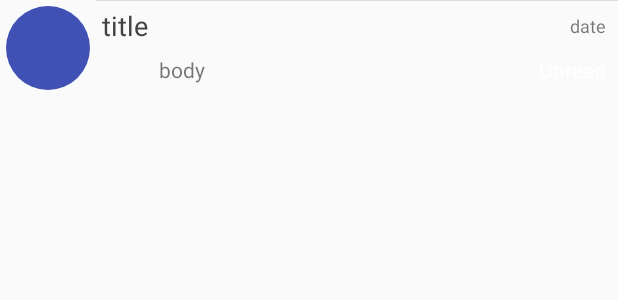
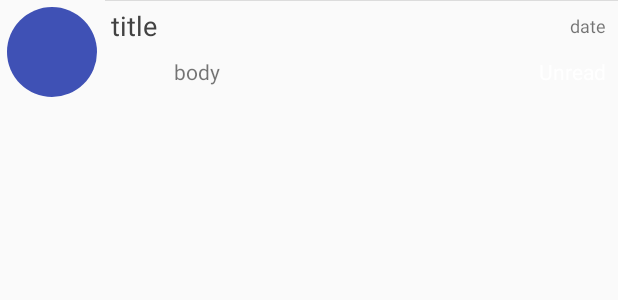
Before and after one commit to IamMaxim/VKMonitor, an Android app: the layout element_dialog.xml on its own in the app's theme, with its tools: preview values and no code run, on a phone screen of 412 x 824 dp. Shown: the top 300 px of the screen. Run offline under Robolectric (Android 15) with nearby library versions, the phone set to English and light mode, and no system bars.

```diff
--- a/app/src/main/java/ru/iammaxim/vkmonitor/Objects/ObjectDialog.java
+++ b/app/src/main/java/ru/iammaxim/vkmonitor/API/Objects/ObjectDialog.java
@@ -1,4 +1,4 @@
-package ru.iammaxim.vkmonitor.Objects;
+package ru.iammaxim.vkmonitor.API.Objects;
 
 import org.json.JSONException;
 import org.json.JSONObject;
--- a/app/src/main/java/ru/iammaxim/vkmonitor/Objects/ObjectLongPollServer.java
+++ b/app/src/main/java/ru/iammaxim/vkmonitor/API/Objects/ObjectLongPollServer.java
@@ -1,4 +1,4 @@
-package ru.iammaxim.vkmonitor.Objects;
+package ru.iammaxim.vkmonitor.API.Objects;
 
 import org.json.JSONException;
 import org.json.JSONObject;
--- a/app/src/main/java/ru/iammaxim/vkmonitor/Objects/ObjectMessage.java
+++ b/app/src/main/java/ru/iammaxim/vkmonitor/API/Objects/ObjectMessage.java
@@ -1,11 +1,11 @@
-package ru.iammaxim.vkmonitor.Objects;
+package ru.iammaxim.vkmonitor.API.Objects;
 
 import org.json.JSONArray;
 import org.json.JSONException;
 import org.json.JSONObject;
 
 import ru.iammaxim.vkmonitor.AccessTokenManager;
-import ru.iammaxim.vkmonitor.Users;
+import ru.iammaxim.vkmonitor.API.Users.Users;
 
 public class ObjectMessage {
     public int id, from_id, user_id;
--- a/app/src/main/java/ru/iammaxim/vkmonitor/Objects/ObjectUser.java
+++ b/app/src/main/java/ru/iammaxim/vkmonitor/API/Objects/ObjectUser.java
@@ -1,4 +1,4 @@
-package ru.iammaxim.vkmonitor.Objects;
+package ru.iammaxim.vkmonitor.API.Objects;
 
 import org.json.JSONException;
 import org.json.JSONObject;
--- a/app/src/main/java/ru/iammaxim/vkmonitor/UserDB.java
+++ b/app/src/main/java/ru/iammaxim/vkmonitor/API/Users/UserDB.java
@@ -1,4 +1,4 @@
-package ru.iammaxim.vkmonitor;
+package ru.iammaxim.vkmonitor.API.Users;
 
 import android.os.Environment;
 
@@ -16,7 +16,8 @@ import java.util.HashMap;
 import java.util.NoSuchElementException;
 import java.util.Scanner;
 
-import ru.iammaxim.vkmonitor.Objects.ObjectUser;
+import ru.iammaxim.vkmonitor.Net;
+import ru.iammaxim.vkmonitor.API.Objects.ObjectUser;
 
 /**
  * Created by maxim on 18.08.2016.
--- a/app/src/main/java/ru/iammaxim/vkmonitor/Users.java
+++ b/app/src/main/java/ru/iammaxim/vkmonitor/API/Users/Users.java
@@ -1,8 +1,9 @@
-package ru.iammaxim.vkmonitor;
+package ru.iammaxim.vkmonitor.API.Users;
 
 import java.io.IOException;
 
-import ru.iammaxim.vkmonitor.Objects.ObjectUser;
+import ru.iammaxim.vkmonitor.Net;
+import ru.iammaxim.vkmonitor.API.Objects.ObjectUser;
 
 /**
  * Created by maxim on 18.08.2016.
--- a/app/src/main/java/ru/iammaxim/vkmonitor/AccessTokenManager.java
+++ b/app/src/main/java/ru/iammaxim/vkmonitor/AccessTokenManager.java
@@ -9,11 +9,10 @@ import java.io.File;
 import java.io.FileOutputStream;
 import java.io.IOException;
 import java.util.ArrayList;
-import java.util.HashMap;
-import java.util.Map;
 import java.util.Scanner;
 
-import ru.iammaxim.vkmonitor.Objects.ObjectUser;
+import ru.iammaxim.vkmonitor.API.Users.Users;
+import ru.iammaxim.vkmonitor.API.Objects.ObjectUser;
 
 /**
  * Created by maxim on 15.09.2016.
--- a/app/src/main/java/ru/iammaxim/vkmonitor/Activities/MainActivity.java
+++ b/app/src/main/java/ru/iammaxim/vkmonitor/Activities/MainActivity.java
@@ -16,7 +16,7 @@ import ru.iammaxim.vkmonitor.AccessTokenManager;
 import ru.iammaxim.vkmonitor.App;
 import ru.iammaxim.vkmonitor.Fragments.MainFragment;
 import ru.iammaxim.vkmonitor.R;
-import ru.iammaxim.vkmonitor.UserDB;
+import ru.iammaxim.vkmonitor.API.Users.UserDB;
 
 public class MainActivity extends AppCompatActivity implements View.OnClickListener {
     private static final int PERMISSION_WRITE_EXTERNAL_STORAGE = 2871;
--- a/app/src/main/java/ru/iammaxim/vkmonitor/App.java
+++ b/app/src/main/java/ru/iammaxim/vkmonitor/App.java
@@ -29,6 +29,7 @@ import java.util.Collections;
 import java.util.Date;
 import java.util.Scanner;
 
+import ru.iammaxim.vkmonitor.API.Users.UserDB;
 import ru.iammaxim.vkmonitor.Activities.LogActivity;
 import ru.iammaxim.vkmonitor.Activities.MainActivity;
 import ru.iammaxim.vkmonitor.Views.CircleTransformation;
--- a/app/src/main/java/ru/iammaxim/vkmonitor/Fragments/ChangeFilterFragment.java
+++ b/app/src/main/java/ru/iammaxim/vkmonitor/Fragments/ChangeFilterFragment.java
@@ -21,10 +21,10 @@ import java.util.ArrayList;
 import java.util.Collections;
 
 import ru.iammaxim.vkmonitor.App;
-import ru.iammaxim.vkmonitor.Objects.ObjectUser;
+import ru.iammaxim.vkmonitor.API.Objects.ObjectUser;
 import ru.iammaxim.vkmonitor.R;
-import ru.iammaxim.vkmonitor.UserDB;
-import ru.iammaxim.vkmonitor.Users;
+import ru.iammaxim.vkmonitor.API.Users.UserDB;
+import ru.iammaxim.vkmonitor.API.Users.Users;
 import ru.iammaxim.vkmonitor.Views.CircleTransformation;
 
 /**
--- a/app/src/main/java/ru/iammaxim/vkmonitor/Fragments/LogFragment.java
+++ b/app/src/main/java/ru/iammaxim/vkmonitor/Fragments/LogFragment.java
@@ -35,11 +35,10 @@ import java.util.Stack;
 
 import ru.iammaxim.vkmonitor.App;
 import ru.iammaxim.vkmonitor.LongPollService;
-import ru.iammaxim.vkmonitor.Objects.ObjectUser;
+import ru.iammaxim.vkmonitor.API.Objects.ObjectUser;
 import ru.iammaxim.vkmonitor.R;
 import ru.iammaxim.vkmonitor.UpdateMessageHandler;
-import ru.iammaxim.vkmonitor.Users;
-import ru.iammaxim.vkmonitor.Views.CircleTransformation;
+import ru.iammaxim.vkmonitor.API.Users.Users;
 import ru.iammaxim.vkmonitor.Views.PhotoBgView;
 import ru.iammaxim.vkmonitor.Views.RecyclerViewWrapper;
 
--- a/app/src/main/java/ru/iammaxim/vkmonitor/LongPollService.java
+++ b/app/src/main/java/ru/iammaxim/vkmonitor/LongPollService.java
@@ -15,8 +15,9 @@ import org.json.JSONObject;
 
 import java.io.IOException;
 
+import ru.iammaxim.vkmonitor.API.Users.UserDB;
 import ru.iammaxim.vkmonitor.Activities.LogActivity;
-import ru.iammaxim.vkmonitor.Objects.ObjectLongPollServer;
+import ru.iammaxim.vkmonitor.API.Objects.ObjectLongPollServer;
 
 public class LongPollService extends Service {
     private LongPollThread thread;
--- a/app/src/main/java/ru/iammaxim/vkmonitor/RequestGenerator/RequestGeneratorMain.java
+++ b/app/src/main/java/ru/iammaxim/vkmonitor/RequestGenerator/RequestGeneratorMain.java
@@ -22,7 +22,7 @@ import java.util.ArrayList;
 import java.util.List;
 
 import ru.iammaxim.vkmonitor.Net;
-import ru.iammaxim.vkmonitor.Objects.ObjectMessage;
+import ru.iammaxim.vkmonitor.API.Objects.ObjectMessage;
 import ru.iammaxim.vkmonitor.R;
 import ru.iammaxim.vkmonitor.RequestGenerator.Views.ViewObject;
 
--- a/app/src/main/java/ru/iammaxim/vkmonitor/RequestGenerator/Views/ViewObject.java
+++ b/app/src/main/java/ru/iammaxim/vkmonitor/RequestGenerator/Views/ViewObject.java
@@ -4,7 +4,6 @@ import android.app.Activity;
 import android.app.AlertDialog;
 import android.content.Context;
 import android.graphics.Color;
-import android.support.v4.app.ActivityCompat;
 import android.view.View;
 import android.widget.ImageView;
 import android.widget.LinearLayout;
@@ -20,10 +19,10 @@ import java.text.SimpleDateFormat;
 import java.util.Date;
 import java.util.Iterator;
 
-import ru.iammaxim.vkmonitor.Objects.ObjectMessage;
+import ru.iammaxim.vkmonitor.API.Objects.ObjectMessage;
 import ru.iammaxim.vkmonitor.R;
 import ru.iammaxim.vkmonitor.RequestGenerator.RequestGeneratorMain;
-import ru.iammaxim.vkmonitor.Users;
+import ru.iammaxim.vkmonitor.API.Users.Users;
 
 public class ViewObject {
     public static final SimpleDateFormat sdf = new SimpleDateFormat("yyyy-MM-dd HH:mm:ss");
--- a/app/src/main/res/layout/element_dialog.xml
+++ b/app/src/main/res/layout/element_dialog.xml
@@ -7,27 +7,27 @@
     android:id="@+id/parent">
 
     <FrameLayout
-        android:layout_width="64dp"
-        android:layout_height="64dp">
+        android:layout_width="70dp"
+        android:layout_height="70dp">
 
         <ru.iammaxim.vkmonitor.Views.PhotoBgView
             android:id="@+id/photo_bg"
-            android:layout_width="56dp"
-            android:layout_height="56dp"
+            android:layout_width="60dp"
+            android:layout_height="60dp"
             android:layout_gravity="center"
             app:color="@color/colorPrimary" />
 
         <ImageView
             android:id="@+id/photo"
-            android:layout_width="50dp"
-            android:layout_height="50dp"
+            android:layout_width="54dp"
+            android:layout_height="54dp"
             android:layout_gravity="center" />
 
     </FrameLayout>
 
     <LinearLayout
         android:layout_width="match_parent"
-        android:layout_height="match_parent"
+        android:layout_height="70dp"
         android:orientation="vertical">
 
         <ru.iammaxim.vkmonitor.Views.Divider
@@ -37,13 +37,13 @@
 
         <LinearLayout
             android:layout_width="match_parent"
-            android:layout_height="wrap_content"
+            android:layout_height="match_parent"
             android:orientation="vertical"
             android:padding="4dp">
 
             <LinearLayout
                 android:layout_width="match_parent"
-                android:layout_height="match_parent"
+                android:layout_height="wrap_content"
                 android:orientation="horizontal"
                 android:paddingRight="4dp">
 
@@ -71,14 +71,14 @@
 
             <LinearLayout
                 android:layout_width="match_parent"
-                android:layout_height="34dp"
+                android:layout_height="match_parent"
                 android:orientation="horizontal"
                 android:paddingRight="4dp">
 
                 <ImageView
                     android:id="@+id/from_photo"
-                    android:layout_width="26dp"
-                    android:layout_height="26dp"
+                    android:layout_width="30dp"
+                    android:layout_height="30dp"
                     android:layout_margin="4dp"
                     android:layout_gravity="center_vertical"/>
 
@@ -89,11 +89,11 @@
                     android:layout_gravity="center_vertical"
                     android:layout_weight="1"
                     android:maxLines="1"
-                    android:layout_marginRight="8dp"
                     android:padding="4dp"
                     android:text="body" />
 
                 <TextView
+                    android:layout_marginLeft="8dp"
                     android:id="@+id/unread"
                     android:layout_width="wrap_content"
                     android:layout_height="wrap_content"
```
Also changed, not shown: app/src/main/java/ru/iammaxim/vkmonitor/API/Messages/Dialog.java (added, +12 -0 lines), app/src/main/java/ru/iammaxim/vkmonitor/API/Messages/Dialogs.java (added, +8 -0 lines), app/src/main/java/ru/iammaxim/vkmonitor/Fragments/DialogsFragment.java (+40 -10 lines).
